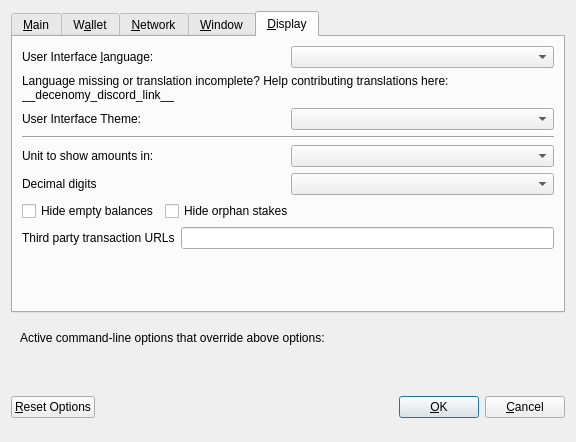
Old version of the form src/qt/forms/optionsdialog.ui in the repository decenomy/DSW.
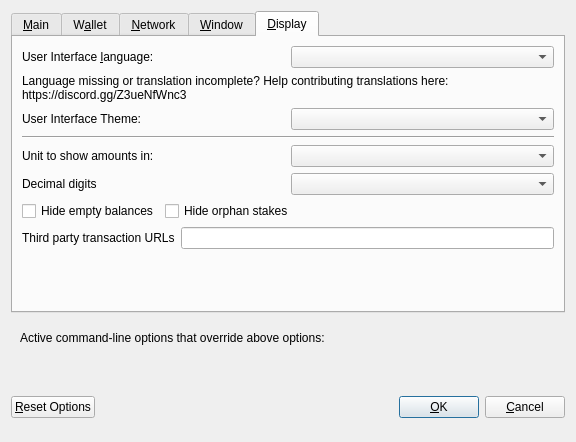
New version of the form. The open tabs and pages were chosen to show the change. Custom widgets are drawn as their Qt base class.

Commit message: Added Discord and Website information.

Patch:
```diff
--- a/src/qt/forms/optionsdialog.ui
+++ b/src/qt/forms/optionsdialog.ui
@@ -533,7 +533,7 @@
          </property>
          <property name="text">
           <string>Language missing or translation incomplete? Help contributing translations here:
-__decenomy_discord_link__</string>
+https://discord.gg/Z3ueNfWnc3</string>
          </property>
          <property name="wordWrap">
           <bool>true</bool>
```
The commit also changes 20 other files.
